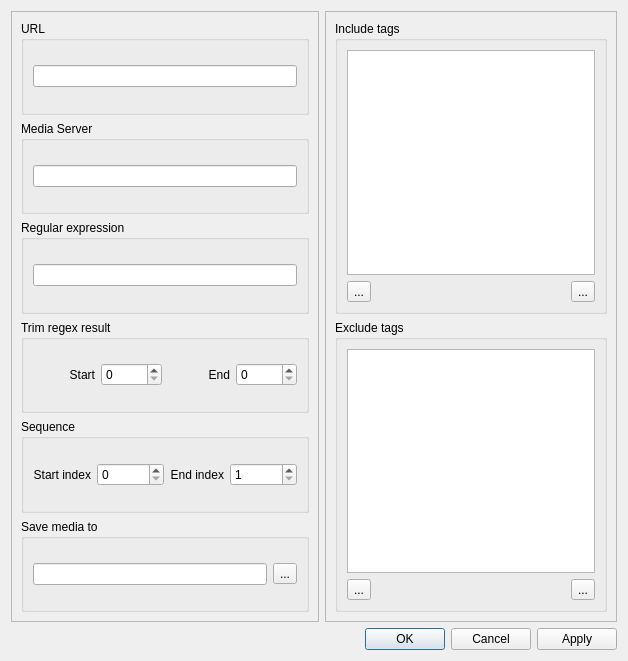
Above: settings.ui from HenriPirinen/Media-Crawler before the change. Below: the same form after it.
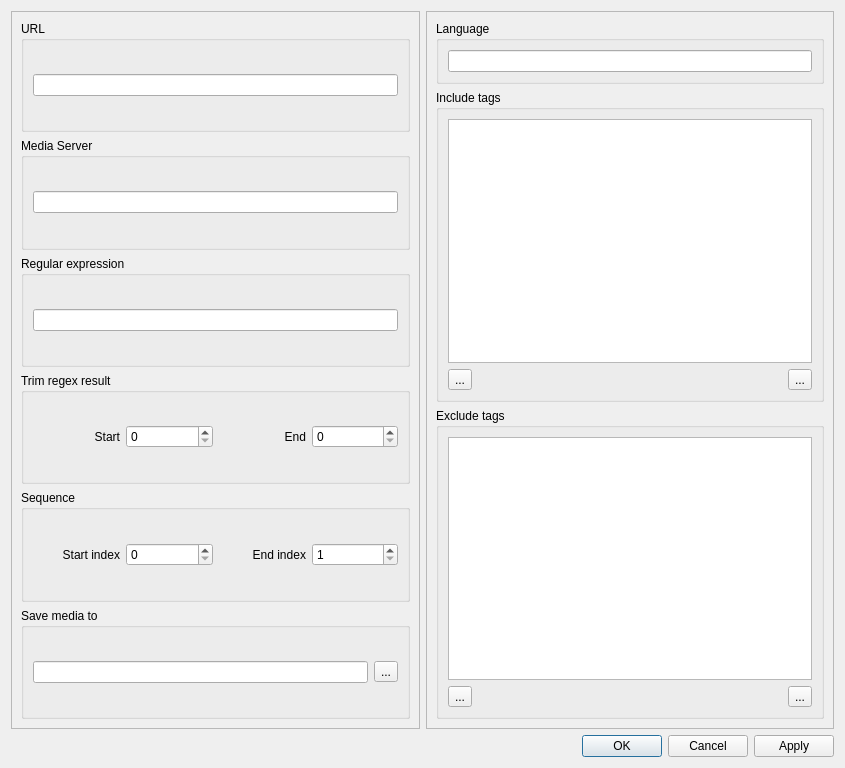
That is the form after the change. Icons and pictures are not drawn.

What changed in the file:
```diff
--- a/settings.ui
+++ b/settings.ui
@@ -6,8 +6,8 @@
    <rect>
     <x>0</x>
     <y>0</y>
-    <width>628</width>
-    <height>661</height>
+    <width>845</width>
+    <height>768</height>
    </rect>
   </property>
   <property name="windowTitle">
@@ -15,7 +15,7 @@
   </property>
   <layout class="QVBoxLayout" name="verticalLayout_6">
    <item>
-    <layout class="QHBoxLayout" name="horizontalLayout_14">
+    <layout class="QHBoxLayout" name="horizontalLayout_15">
      <item>
       <widget class="QFrame" name="inputFrame">
        <property name="frameShape">
@@ -24,7 +24,7 @@
        <property name="frameShadow">
         <enum>QFrame::Raised</enum>
        </property>
-       <layout class="QVBoxLayout" name="verticalLayout_2">
+       <layout class="QVBoxLayout" name="verticalLayout_5">
         <item>
          <widget class="QGroupBox" name="urlBox">
           <property name="title">
@@ -195,7 +195,19 @@
        <property name="frameShadow">
         <enum>QFrame::Raised</enum>
        </property>
-       <layout class="QVBoxLayout" name="verticalLayout_5">
+       <layout class="QVBoxLayout" name="verticalLayout_2">
+        <item>
+         <widget class="QGroupBox" name="languageBox">
+          <property name="title">
+           <string>Language</string>
+          </property>
+          <layout class="QHBoxLayout" name="horizontalLayout_14">
+           <item>
+            <widget class="QLineEdit" name="inputLanguage"/>
+           </item>
+          </layout>
+         </widget>
+        </item>
         <item>
          <widget class="QGroupBox" name="includeBox">
           <property name="title">
```
